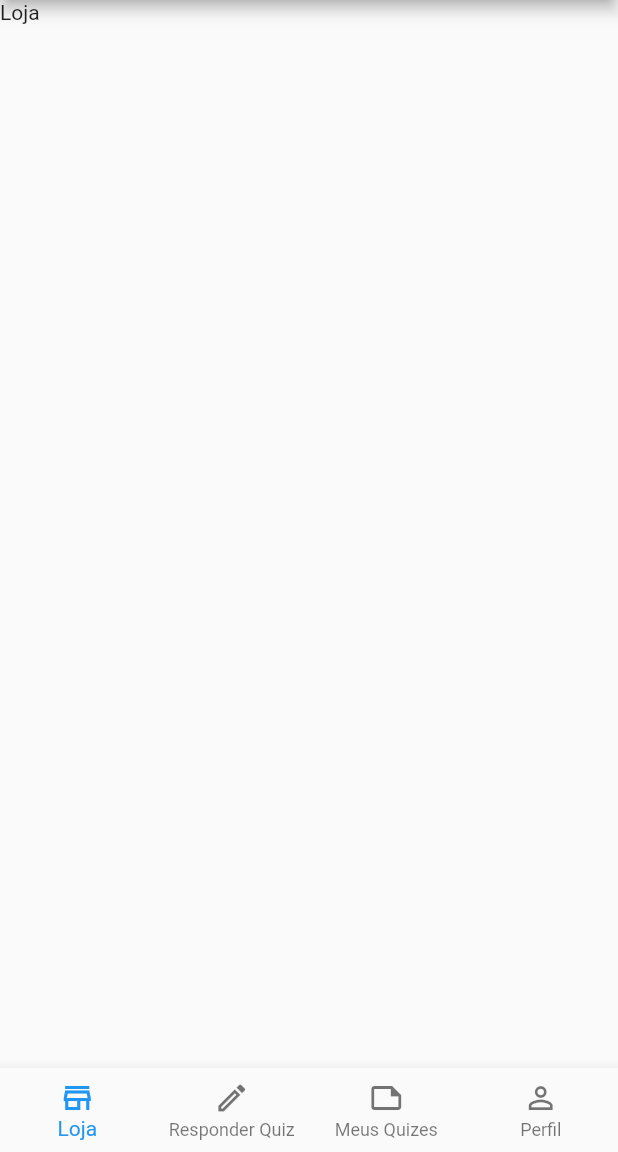
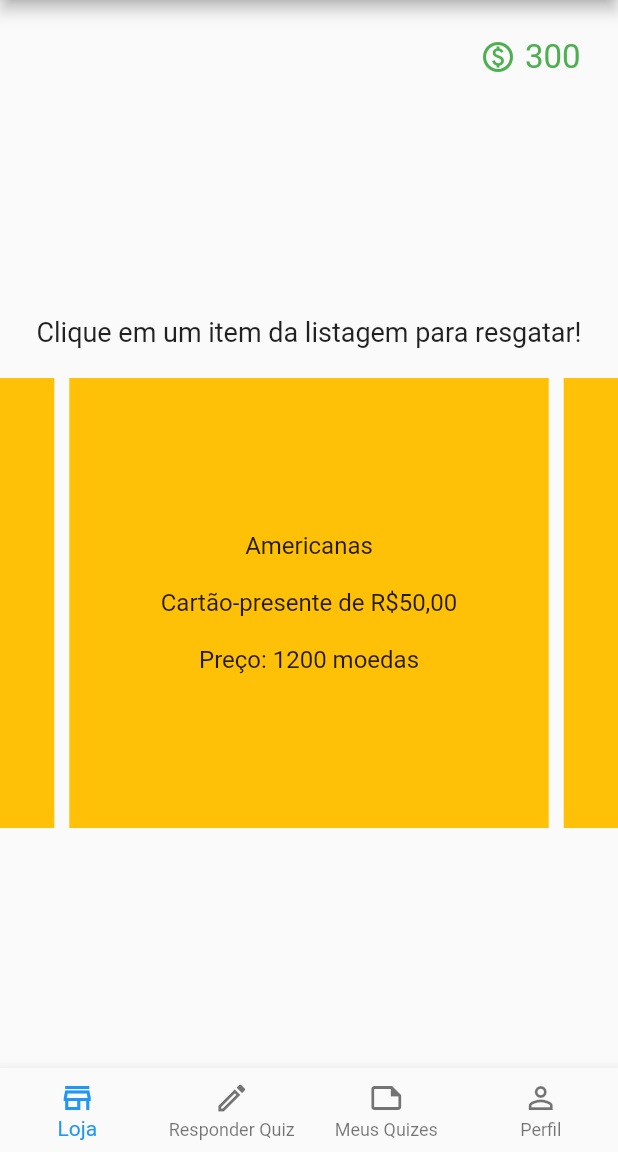
Before and after one commit to luizdebem/revisa-ai-mobile, a Flutter app: the screen it shows after launch, on a phone screen of 412 x 824 dp, the part 84-1236 px from its top. Run offline on Flutter 3.47's test engine with Material 2 defaults, Android fonts, the light colour scheme and no system bars; drawn by our look-alikes of carousel_slider; our stand-ins replace flutter_form_builder.

Commit message:
store layout OK

```diff
--- a/lib/screens/home_screen.dart
+++ b/lib/screens/home_screen.dart
@@ -1,5 +1,6 @@
 import 'package:flutter/material.dart';
 import 'package:revisa_ai_mobile/components/base_bottom_nav_bar.dart';
+import 'package:revisa_ai_mobile/screens/store_screen.dart';
 
 class HomeScreen extends StatefulWidget {
   static const routeName = "/home";
@@ -13,7 +14,7 @@
   final PageController pvController = PageController();
 
   final List<Widget> pageList = const [
-    Text("Loja"),
+    StoreScreen(),
     Text("Responder quiz"),
     Text("Meus quizes"),
     Text("Perfil"),
--- /dev/null
+++ b/lib/screens/store_screen.dart
@@ -0,0 +1,106 @@
+import 'package:carousel_slider/carousel_slider.dart';
+import 'package:flutter/material.dart';
+
+class StoreScreen extends StatefulWidget {
+  const StoreScreen({Key? key}) : super(key: key);
+
+  @override
+  State<StoreScreen> createState() => _StoreScreenState();
+}
+
+class _StoreScreenState extends State<StoreScreen> {
+  final List<String> titles = [
+    "Uber\n\nCartão-presente de R\$50,00\n\nPreço: 1200 moedas",
+    "iFood\n\nCartão-presente de R\$50,00\n\nPreço: 1200 moedas",
+    "Americanas\n\nCartão-presente de R\$50,00\n\nPreço: 1200 moedas",
+    "Starbucks\n\nCartão-presente de R\$50,00\n\nPreço: 1200 moedas",
+    "PlayStation Store\n\nCartão-presente de R\$50,00\n\nPreço: 1200 moedas",
+  ];
+
+  @override
+  Widget build(BuildContext context) {
+    return Column(
+      mainAxisAlignment: MainAxisAlignment.center,
+      crossAxisAlignment: CrossAxisAlignment.center,
+      children: [
+        Padding(
+          padding: EdgeInsets.only(right: 25, top: 25),
+          child: Row(
+            mainAxisAlignment: MainAxisAlignment.end,
+            children: const [
+              Icon(
+                Icons.paid_outlined,
+                color: Colors.green,
+              ),
+              SizedBox(width: 6),
+              Text(
+                "300",
+                style: TextStyle(
+                  fontSize: 22,
+                  color: Colors.green,
+                ),
+              )
+            ],
+          ),
+        ),
+        const Spacer(),
+        const Text(
+          "Clique em um item da listagem para resgatar!",
+          textAlign: TextAlign.center,
+          style: TextStyle(
+            fontSize: 18,
+          ),
+        ),
+        const SizedBox(height: 20),
+        CarouselSlider(
+          options: CarouselOptions(height: 300, initialPage: 2),
+          items: titles.map(
+            (i) {
+              return Builder(
+                builder: (BuildContext context) {
+                  return GestureDetector(
+                    onTap: () {
+                      showDialog(
+                        context: context,
+                        builder: (context) {
+                          return AlertDialog(
+                            title: const Text("Em breve!"),
+                            content: const Text(
+                              "O resgate de itens na loja será implementado futuramente!",
+                            ),
+                            actions: <Widget>[
+                              // define os botões na base do dialogo
+                              TextButton(
+                                child: const Text("Fechar"),
+                                onPressed: () {
+                                  Navigator.of(context).pop();
+                                },
+                              ),
+                            ],
+                          );
+                        },
+                      );
+                    },
+                    child: Container(
+                      width: double.infinity,
+                      margin: const EdgeInsets.symmetric(horizontal: 5.0),
+                      decoration: const BoxDecoration(color: Colors.amber),
+                      child: Center(
+                        child: Text(
+                          i,
+                          textAlign: TextAlign.center,
+                          style: const TextStyle(fontSize: 16.0),
+                        ),
+                      ),
+                    ),
+                  );
+                },
+              );
+            },
+          ).toList(),
+        ),
+        const Spacer(),
+      ],
+    );
+  }
+}
--- a/pubspec.yaml
+++ b/pubspec.yaml
@@ -36,6 +36,7 @@
   cupertino_icons: ^1.0.2
 
   flutter_form_builder: ^6.0.0
+  carousel_slider: ^4.1.1
 
 dev_dependencies:
   flutter_test:
```
Also changed, not shown: pubspec.lock.
